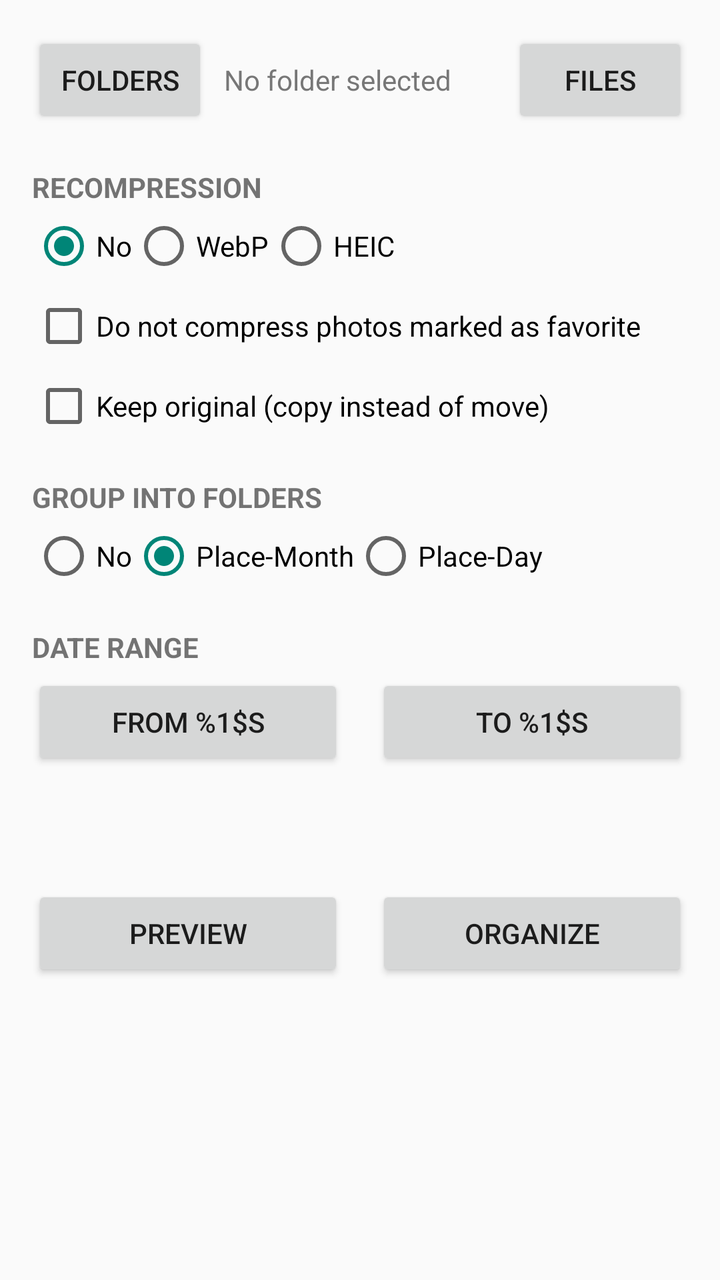
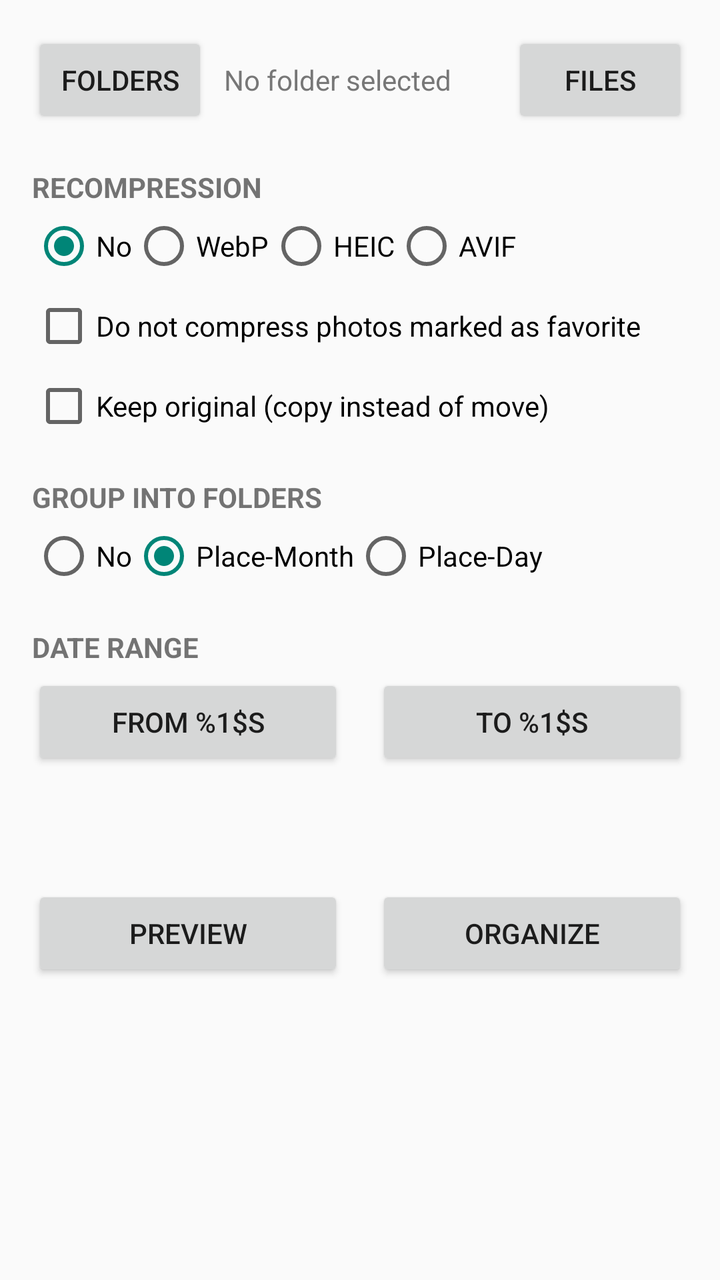

An Android layout rendered at two revisions. The XML below is the earlier revision; the diff shows what the commit changed to produce the second picture.
<!-- AndroidManifest.xml: activity theme Theme.DCIMSort -->
<!-- res/layout/activity_main.xml -->
<?xml version="1.0" encoding="utf-8"?>
<ScrollView xmlns:android="http://schemas.android.com/apk/res/android"
    android:layout_width="match_parent"
    android:layout_height="match_parent"
    android:fillViewport="true">

    <LinearLayout
        android:layout_width="match_parent"
        android:layout_height="wrap_content"
        android:orientation="vertical"
        android:padding="16dp">

        
        <LinearLayout
            android:layout_width="match_parent"
            android:layout_height="wrap_content"
            android:gravity="center_vertical"
            android:orientation="horizontal">

            <Button
                android:id="@+id/btn_browse"
                android:layout_width="wrap_content"
                android:layout_height="wrap_content"
                android:text="@string/browse" />

            <TextView
                android:id="@+id/txt_folder"
                android:layout_width="0dp"
                android:layout_height="wrap_content"
                android:layout_weight="1"
                android:layout_marginStart="8dp"
                android:layout_marginEnd="8dp"
                android:ellipsize="middle"
                android:gravity="center_vertical|start"
                android:singleLine="true"
                android:text="@string/no_folder_selected"
                android:textColor="#777777" />

            <Button
                android:id="@+id/btn_files"
                android:layout_width="wrap_content"
                android:layout_height="wrap_content"
                android:text="@string/pick_files" />
        </LinearLayout>

        
        <TextView
            android:layout_width="match_parent"
            android:layout_height="wrap_content"
            android:layout_marginTop="20dp"
            android:text="@string/recompress_label"
            android:textAllCaps="true"
            android:textStyle="bold" />

        <RadioGroup
            android:id="@+id/radio_compressmode"
            android:layout_width="match_parent"
            android:layout_height="wrap_content"
            android:layout_marginTop="4dp"
            android:orientation="horizontal">

            <RadioButton
                android:id="@+id/radio_compressnone"
                android:layout_width="wrap_content"
                android:layout_height="wrap_content"
                android:checked="true"
                android:text="@string/compressmode_none" />

            <RadioButton
                android:id="@+id/radio_compresswebp"
                android:layout_width="wrap_content"
                android:layout_height="wrap_content"
                android:text="@string/compressmode_webp" />

            <RadioButton
                android:id="@+id/radio_compressheic"
                android:layout_width="wrap_content"
                android:layout_height="wrap_content"
                android:text="@string/compressmode_heic" />
        </RadioGroup>

        
        <LinearLayout
            android:id="@+id/quality_group"
            android:layout_width="match_parent"
            android:layout_height="wrap_content"
            android:layout_marginTop="4dp"
            android:orientation="vertical"
            android:visibility="gone">

            <TextView
                android:id="@+id/txt_quality"
                android:layout_width="wrap_content"
                android:layout_height="wrap_content"
                android:text="@string/quality_label" />

            <SeekBar
                android:id="@+id/seek_quality"
                android:layout_width="match_parent"
                android:layout_height="wrap_content"
                android:max="100"
                android:progress="80" />
        </LinearLayout>

        <CheckBox
            android:id="@+id/check_skip_fav"
            android:layout_width="match_parent"
            android:layout_height="wrap_content"
            android:layout_marginTop="8dp"
            android:text="@string/skip_favorites" />

        <CheckBox
            android:id="@+id/check_keep_original"
            android:layout_width="match_parent"
            android:layout_height="wrap_content"
            android:layout_marginTop="8dp"
            android:text="@string/keep_original" />

        
        <TextView
            android:layout_width="match_parent"
            android:layout_height="wrap_content"
            android:layout_marginTop="20dp"
            android:text="@string/groupfolder_label"
            android:textAllCaps="true"
            android:textStyle="bold" />

        <RadioGroup
            android:id="@+id/radio_groupmode"
            android:layout_width="match_parent"
            android:layout_height="wrap_content"
            android:layout_marginTop="4dp"
            android:orientation="horizontal">

            <RadioButton
                android:id="@+id/radio_groupnone"
                android:layout_width="wrap_content"
                android:layout_height="wrap_content"
                android:text="@string/groupmode_none" />

            <RadioButton
                android:id="@+id/radio_groupplacemonth"
                android:layout_width="wrap_content"
                android:layout_height="wrap_content"
                android:checked="true"
                android:text="@string/groupmode_placemonth" />

            <RadioButton
                android:id="@+id/radio_groupplaceday"
                android:layout_width="wrap_content"
                android:layout_height="wrap_content"
                android:text="@string/groupmode_placeday" />
        </RadioGroup>

        
        <LinearLayout
            android:id="@+id/date_range_group"
            android:layout_width="match_parent"
            android:layout_height="wrap_content"
            android:orientation="vertical">

            <TextView
                android:layout_width="match_parent"
                android:layout_height="wrap_content"
                android:layout_marginTop="20dp"
                android:text="@string/date_range_label"
                android:textAllCaps="true"
                android:textStyle="bold" />

            <LinearLayout
                android:layout_width="match_parent"
                android:layout_height="wrap_content"
                android:layout_marginTop="4dp"
                android:orientation="horizontal">

                <Button
                    android:id="@+id/btn_date_from"
                    android:layout_width="0dp"
                    android:layout_height="wrap_content"
                    android:layout_marginEnd="8dp"
                    android:layout_weight="1"
                    android:text="@string/date_from_label" />

                <Button
                    android:id="@+id/btn_date_to"
                    android:layout_width="0dp"
                    android:layout_height="wrap_content"
                    android:layout_marginStart="8dp"
                    android:layout_weight="1"
                    android:text="@string/date_to_label" />
            </LinearLayout>
        </LinearLayout>

        
        <TextView
            android:id="@+id/txt_plan"
            android:layout_width="match_parent"
            android:layout_height="wrap_content"
            android:layout_marginTop="16dp"
            android:textSize="16sp"
            android:textStyle="bold" />

        
        <LinearLayout
            android:layout_width="match_parent"
            android:layout_height="wrap_content"
            android:layout_marginTop="20dp"
            android:orientation="horizontal">

            <Button
                android:id="@+id/btn_preview"
                android:layout_width="0dp"
                android:layout_height="wrap_content"
                android:layout_marginEnd="8dp"
                android:layout_weight="1"
                android:text="@string/preview" />

            <Button
                android:id="@+id/btn_organize"
                android:layout_width="0dp"
                android:layout_height="wrap_content"
                android:layout_marginStart="8dp"
                android:layout_weight="1"
                android:text="@string/organize" />
        </LinearLayout>

        
        <LinearLayout
            android:id="@+id/progress_group"
            android:layout_width="match_parent"
            android:layout_height="wrap_content"
            android:layout_marginTop="24dp"
            android:orientation="vertical"
            android:visibility="gone">

            <ProgressBar
                android:id="@+id/progress_bar"
                style="?android:attr/progressBarStyleHorizontal"
                android:layout_width="match_parent"
                android:layout_height="wrap_content"
                android:max="100" />

            <TextView
                android:id="@+id/txt_progress"
                android:layout_width="match_parent"
                android:layout_height="wrap_content"
                android:layout_marginTop="4dp" />

            <Button
                android:id="@+id/btn_stop"
                android:layout_width="wrap_content"
                android:layout_height="wrap_content"
                android:layout_gravity="end"
                android:layout_marginTop="4dp"
                android:text="@string/stop" />
        </LinearLayout>

    </LinearLayout>
</ScrollView>
<!-- resources referenced by this layout -->
<resources>
  <string name="browse">Folders</string>
  <string name="compressmode_heic">HEIC</string>
  <string name="compressmode_none">No</string>
  <string name="compressmode_webp">WebP</string>
  <string name="date_from_label">From %1$s</string>
  <string name="date_range_label">Date range</string>
  <string name="date_to_label">To %1$s</string>
  <string name="groupfolder_label">Group into folders</string>
  <string name="groupmode_none">No</string>
  <string name="groupmode_placeday">Place-Day</string>
  <string name="groupmode_placemonth">Place-Month</string>
  <string name="keep_original">Keep original (copy instead of move)</string>
  <string name="no_folder_selected">No folder selected</string>
  <string name="organize">Organize</string>
  <string name="pick_files">Files</string>
  <string name="preview">Preview</string>
  <string name="quality_label">Quality: %1$d</string>
  <string name="recompress_label">Recompression</string>
  <string name="skip_favorites">Do not compress photos marked as favorite</string>
  <string name="stop">Stop</string>
  <style name="Theme.DCIMSort" parent="android:Theme.Material.Light.NoActionBar" />
</resources>

<!-- the commit's change to res/layout/activity_main.xml (unified diff, before → after) -->
@@ -77,6 +77,12 @@
                 android:layout_width="wrap_content"
                 android:layout_height="wrap_content"
                 android:text="@string/compressmode_heic" />
+
+            <RadioButton
+                android:id="@+id/radio_compressavif"
+                android:layout_width="wrap_content"
+                android:layout_height="wrap_content"
+                android:text="@string/compressmode_avif" />
         </RadioGroup>
 
         
<!-- resource entries referenced after the edit -->
@@ -1,6 +1,7 @@
 <!-- resources referenced by this layout -->
 <resources>
   <string name="browse">Folders</string>
+  <string name="compressmode_avif">AVIF</string>
   <string name="compressmode_heic">HEIC</string>
   <string name="compressmode_none">No</string>
   <string name="compressmode_webp">WebP</string>
